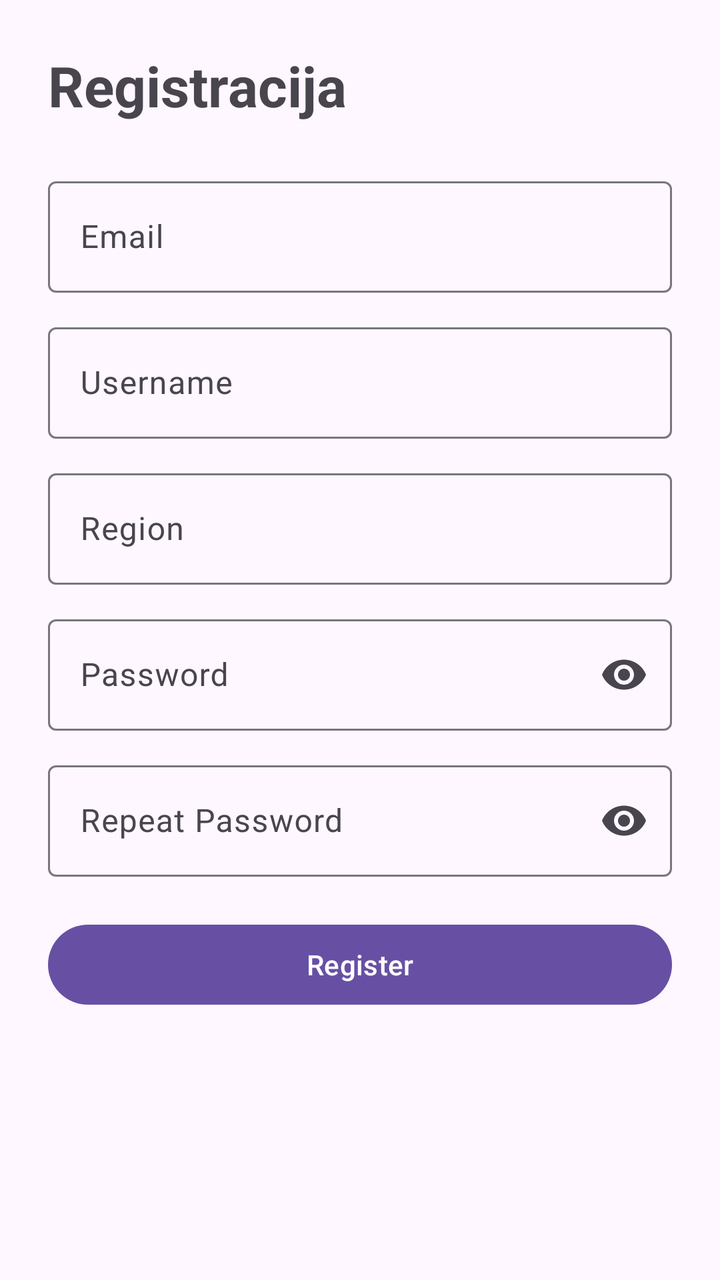
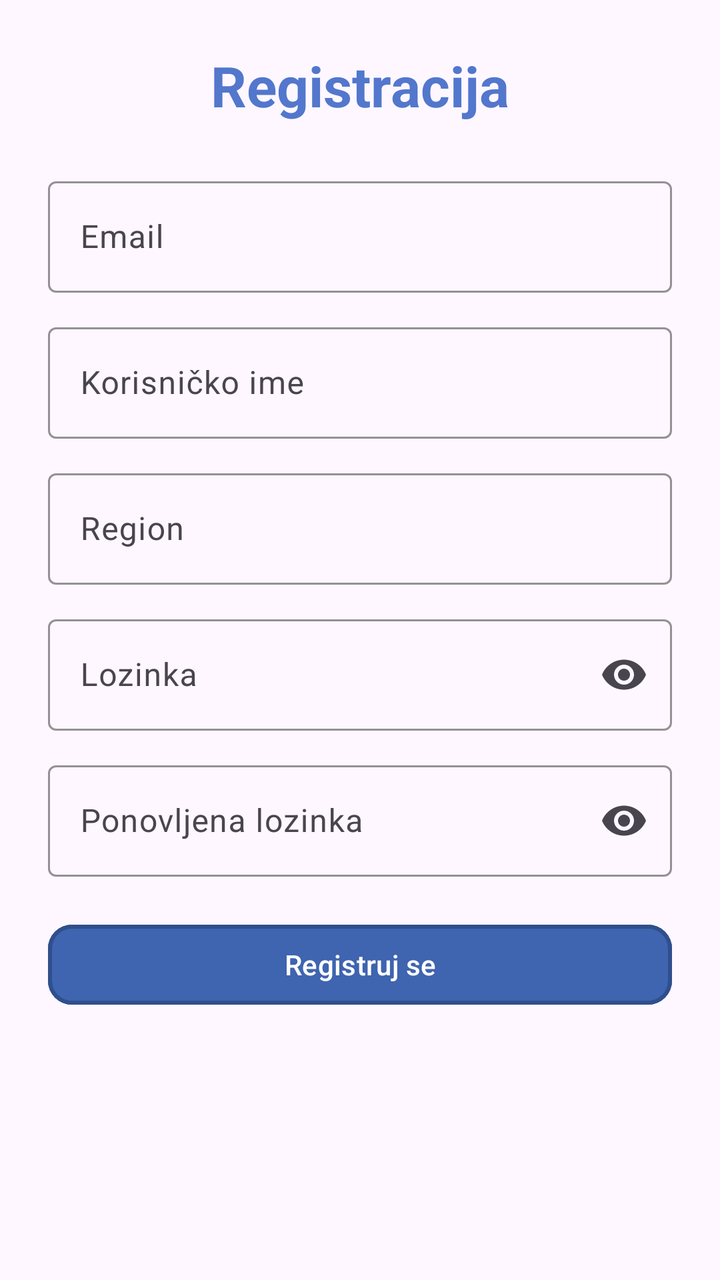

Before-and-after screenshots of an Android layout around one commit, followed by the original layout XML and the change that was made.
<!-- AndroidManifest.xml: application theme Theme.Slagalica -->
<!-- res/layout/activity_register.xml -->
<?xml version="1.0" encoding="utf-8"?>
<ScrollView xmlns:android="http://schemas.android.com/apk/res/android"
    xmlns:app="http://schemas.android.com/apk/res-auto"
    android:layout_width="match_parent"
    android:layout_height="match_parent"
    android:padding="24dp">

    <LinearLayout
        android:id="@+id/register_root"
        android:layout_width="match_parent"
        android:layout_height="wrap_content"
        android:orientation="vertical">

        <TextView
            android:id="@+id/register_title"
            android:layout_width="wrap_content"
            android:layout_height="wrap_content"
            android:text="Registracija"
            android:textSize="28sp"
            android:textStyle="bold"
            android:layout_marginBottom="24dp" />

        <com.google.android.material.textfield.TextInputLayout
            android:id="@+id/register_email_layout"
            android:layout_width="match_parent"
            android:layout_height="wrap_content"
            android:hint="Email">

            <com.google.android.material.textfield.TextInputEditText
                android:id="@+id/register_email"
                android:layout_width="match_parent"
                android:layout_height="wrap_content"
                android:inputType="textEmailAddress" />
        </com.google.android.material.textfield.TextInputLayout>

        <com.google.android.material.textfield.TextInputLayout
            android:id="@+id/register_username_layout"
            android:layout_width="match_parent"
            android:layout_height="wrap_content"
            android:layout_marginTop="12dp"
            android:hint="Username">

            <com.google.android.material.textfield.TextInputEditText
                android:id="@+id/register_username"
                android:layout_width="match_parent"
                android:layout_height="wrap_content"
                android:inputType="textPersonName" />
        </com.google.android.material.textfield.TextInputLayout>

        <com.google.android.material.textfield.TextInputLayout
            android:id="@+id/register_region_layout"
            android:layout_width="match_parent"
            android:layout_height="wrap_content"
            android:layout_marginTop="12dp"
            android:hint="Region">

            <com.google.android.material.textfield.TextInputEditText
                android:id="@+id/register_region"
                android:layout_width="match_parent"
                android:layout_height="wrap_content"
                android:inputType="text" />
        </com.google.android.material.textfield.TextInputLayout>

        <com.google.android.material.textfield.TextInputLayout
            android:id="@+id/register_password_layout"
            android:layout_width="match_parent"
            android:layout_height="wrap_content"
            android:layout_marginTop="12dp"
            android:hint="Password"
            app:endIconMode="password_toggle">

            <com.google.android.material.textfield.TextInputEditText
                android:id="@+id/register_password"
                android:layout_width="match_parent"
                android:layout_height="wrap_content"
                android:inputType="textPassword" />
        </com.google.android.material.textfield.TextInputLayout>

        <com.google.android.material.textfield.TextInputLayout
            android:id="@+id/register_password_repeat_layout"
            android:layout_width="match_parent"
            android:layout_height="wrap_content"
            android:layout_marginTop="12dp"
            android:hint="Repeat Password"
            app:endIconMode="password_toggle">

            <com.google.android.material.textfield.TextInputEditText
                android:id="@+id/register_password_repeat"
                android:layout_width="match_parent"
                android:layout_height="wrap_content"
                android:inputType="textPassword" />
        </com.google.android.material.textfield.TextInputLayout>

        <Button
            android:id="@+id/btn_register_submit"
            android:layout_width="match_parent"
            android:layout_height="wrap_content"
            android:text="Register"
            android:layout_marginTop="20dp" />

    </LinearLayout>
</ScrollView>
<!-- resources referenced by this layout -->
<resources>
  <style name="Theme.Slagalica" parent="Base.Theme.Slagalica" />
  <style name="Base.Theme.Slagalica" parent="Theme.Material3.DayNight.NoActionBar">
          
          
      </style>
</resources>

<!-- the commit's change to res/layout/activity_register.xml (unified diff, before → after) -->
@@ -16,6 +16,8 @@
             android:layout_width="wrap_content"
             android:layout_height="wrap_content"
             android:text="Registracija"
+            android:textColor="@color/button_default_color"
+            android:layout_gravity="center"
             android:textSize="28sp"
             android:textStyle="bold"
             android:layout_marginBottom="24dp" />
@@ -24,7 +26,11 @@
             android:id="@+id/register_email_layout"
             android:layout_width="match_parent"
             android:layout_height="wrap_content"
-            android:hint="Email">
+            android:hint="Email"
+            app:boxBackgroundMode="outline"
+            app:boxStrokeColor="@color/button_default_border"
+            app:hintTextColor="@color/button_default_border"
+            android:textColor="@color/white">
 
             <com.google.android.material.textfield.TextInputEditText
                 android:id="@+id/register_email"
@@ -38,7 +44,11 @@
             android:layout_width="match_parent"
             android:layout_height="wrap_content"
             android:layout_marginTop="12dp"
-            android:hint="Username">
+            android:hint="Korisničko ime"
+            app:boxBackgroundMode="outline"
+            app:boxStrokeColor="@color/button_default_border"
+            app:hintTextColor="@color/button_default_border"
+            android:textColor="@color/white">
 
             <com.google.android.material.textfield.TextInputEditText
                 android:id="@+id/register_username"
@@ -52,7 +62,11 @@
             android:layout_width="match_parent"
             android:layout_height="wrap_content"
             android:layout_marginTop="12dp"
-            android:hint="Region">
+            android:hint="Region"
+            app:boxBackgroundMode="outline"
+            app:boxStrokeColor="@color/button_default_border"
+            app:hintTextColor="@color/button_default_border"
+            android:textColor="@color/white">
 
             <com.google.android.material.textfield.TextInputEditText
                 android:id="@+id/register_region"
@@ -66,8 +80,12 @@
             android:layout_width="match_parent"
             android:layout_height="wrap_content"
             android:layout_marginTop="12dp"
-            android:hint="Password"
-            app:endIconMode="password_toggle">
+            android:hint="Lozinka"
+            app:endIconMode="password_toggle"
+            app:boxBackgroundMode="outline"
+            app:boxStrokeColor="@color/button_default_border"
+            app:hintTextColor="@color/button_default_border"
+            android:textColor="@color/white">
 
             <com.google.android.material.textfield.TextInputEditText
                 android:id="@+id/register_password"
@@ -81,8 +99,12 @@
             android:layout_width="match_parent"
             android:layout_height="wrap_content"
             android:layout_marginTop="12dp"
-            android:hint="Repeat Password"
-            app:endIconMode="password_toggle">
+            android:hint="Ponovljena lozinka"
+            app:endIconMode="password_toggle"
+            app:boxBackgroundMode="outline"
+            app:boxStrokeColor="@color/button_default_border"
+            app:hintTextColor="@color/button_default_border"
+            android:textColor="@color/white">
 
             <com.google.android.material.textfield.TextInputEditText
                 android:id="@+id/register_password_repeat"
@@ -91,12 +113,19 @@
                 android:inputType="textPassword" />
         </com.google.android.material.textfield.TextInputLayout>
 
-        <Button
+        <com.google.android.material.button.MaterialButton
             android:id="@+id/btn_register_submit"
             android:layout_width="match_parent"
             android:layout_height="wrap_content"
-            android:text="Register"
-            android:layout_marginTop="20dp" />
+            android:text="Registruj se"
+            android:textColor="@color/white"
+            android:layout_marginTop="20dp"
+
+            android:backgroundTint="@color/button_selected_color"
+            app:strokeColor="@color/button_selected_border"
+            app:strokeWidth="2dp"
+            app:cornerRadius="12dp"
+            android:elevation="6dp"/>
 
     </LinearLayout>
 </ScrollView>
<!-- resource entries referenced after the edit -->
@@ -1,5 +1,10 @@
 <!-- resources referenced by this layout -->
 <resources>
+  <color name="button_default_border">#4768B3</color>
+  <color name="button_default_color">#5277CC</color>
+  <color name="button_selected_border">#2F4F8C</color>
+  <color name="button_selected_color">#3F64B0</color>
+  <color name="white">#FFFFFFFF</color>
   <style name="Theme.Slagalica" parent="Base.Theme.Slagalica" />
   <style name="Base.Theme.Slagalica" parent="Theme.Material3.DayNight.NoActionBar">
           
